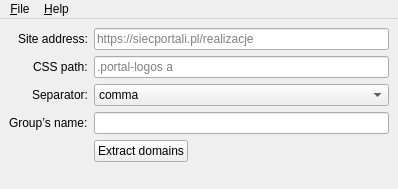
FiltersHeroes/ScriptsPlayground, file scripts/GDE/GDE/ingredients/GDE.ui: the form before one commit.
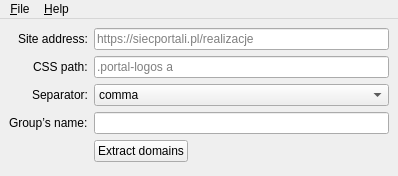
The form after the commit. Icons and pictures are not drawn.

The edit to the form file:
```diff
--- a/scripts/GDE/GDE/ingredients/GDE.ui
+++ b/scripts/GDE/GDE/ingredients/GDE.ui
@@ -10,7 +10,7 @@
     <x>0</x>
     <y>0</y>
     <width>398</width>
-    <height>189</height>
+    <height>176</height>
    </rect>
   </property>
   <property name="sizePolicy">
```
